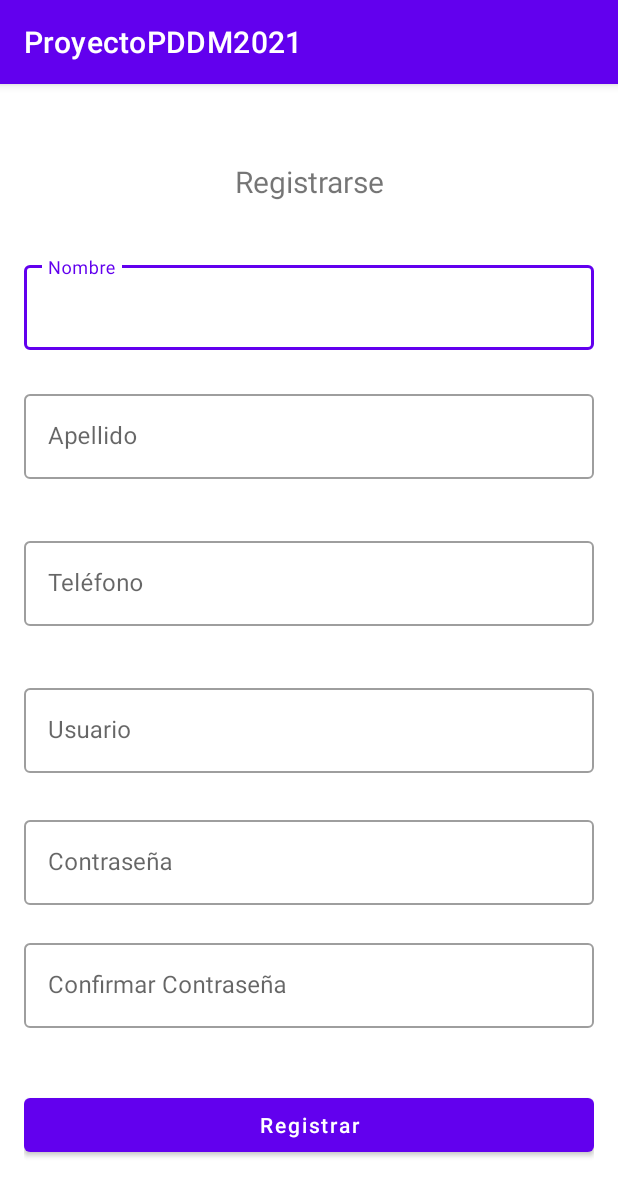
After one commit to EdeGarcia/Aplicacion_Turismo_2021, an Android app: the RegistrarTuristaActivity screen opened directly, with no data from a screen before it, on a phone screen of 412 x 824 dp. The commit adds this screen. Shown: the top 1196 px of the screen. Run offline under Robolectric (Android 15) with nearby library versions, the phone set to English and light mode, and no system bars.

Commit message:
Pantalla 5 y Pantalla 2

```diff
--- a/app/src/main/AndroidManifest.xml
+++ b/app/src/main/AndroidManifest.xml
@@ -9,6 +9,8 @@
         android:roundIcon="@mipmap/ic_launcher_round"
         android:supportsRtl="true"
         android:theme="@style/Theme.ProyectoPDDM2021">
+        <activity android:name=".RegistrarTuristaActivity"></activity>
+        <activity android:name=".LoginTuristaActivity" />
         <activity android:name=".MainActivity">
             <intent-filter>
                 <action android:name="android.intent.action.MAIN" />
--- /dev/null
+++ b/app/src/main/java/com/example/proyectopddm2021/RegistrarTuristaActivity.java
@@ -0,0 +1,14 @@
+package com.example.proyectopddm2021;
+
+import androidx.appcompat.app.AppCompatActivity;
+
+import android.os.Bundle;
+
+public class RegistrarTuristaActivity extends AppCompatActivity {
+
+    @Override
+    protected void onCreate(Bundle savedInstanceState) {
+        super.onCreate(savedInstanceState);
+        setContentView(R.layout.activity_registrar_turista);
+    }
+}
--- /dev/null
+++ b/app/src/main/res/layout/activity_registrar_turista.xml
@@ -0,0 +1,160 @@
+<?xml version="1.0" encoding="utf-8"?>
+<androidx.constraintlayout.widget.ConstraintLayout
+    xmlns:android="http://schemas.android.com/apk/res/android"
+    xmlns:app="http://schemas.android.com/apk/res-auto"
+    xmlns:tools="http://schemas.android.com/tools"
+    android:layout_width="match_parent"
+    android:layout_height="match_parent"
+    tools:context=".RegistrarTuristaActivity"
+    android:layout_margin="16dp"
+    >
+
+    <TextView
+        android:id="@+id/tvTituloRegistrarseTurista"
+        android:layout_width="match_parent"
+        android:layout_height="wrap_content"
+        app:layout_constraintBottom_toBottomOf="parent"
+        app:layout_constraintTop_toTopOf="parent"
+        app:layout_constraintRight_toRightOf="parent"
+        app:layout_constraintVertical_bias="0.05"
+        android:text="@string/texto_registro_turista"
+        android:textAlignment="center"
+        android:textSize="20sp"
+        />
+
+    <com.google.android.material.textfield.TextInputLayout
+        android:id="@+id/layoutNombreTurista"
+        android:layout_width="match_parent"
+        android:layout_height="wrap_content"
+        android:hint="@string/texto_registro_turista_1"
+        app:layout_constraintBottom_toBottomOf="parent"
+        app:layout_constraintLeft_toLeftOf="parent"
+        app:layout_constraintTop_toTopOf="@id/tvTituloRegistrarseTurista"
+        app:layout_constraintVertical_bias="0.1"
+        style="@style/Widget.MaterialComponents.TextInputLayout.OutlinedBox"
+        >
+
+        <com.google.android.material.textfield.TextInputEditText
+            android:id="@+id/edtNombreTurista"
+            android:layout_width="match_parent"
+            android:layout_height="wrap_content"
+            />
+
+    </com.google.android.material.textfield.TextInputLayout>
+
+    <com.google.android.material.textfield.TextInputLayout
+        android:id="@+id/layoutApellidoTurista"
+        android:layout_width="match_parent"
+        android:layout_height="wrap_content"
+        android:hint="@string/texto_registro_turista_2"
+        app:layout_constraintBottom_toBottomOf="parent"
+        app:layout_constraintLeft_toLeftOf="parent"
+        app:layout_constraintTop_toTopOf="@id/layoutNombreTurista"
+        app:layout_constraintVertical_bias="0.15"
+        style="@style/Widget.MaterialComponents.TextInputLayout.OutlinedBox"
+        >
+
+        <com.google.android.material.textfield.TextInputEditText
+            android:id="@+id/edtApellidoTurista"
+            android:layout_width="match_parent"
+            android:layout_height="wrap_content"
+            />
+
+    </com.google.android.material.textfield.TextInputLayout>
+
+    <com.google.android.material.textfield.TextInputLayout
+        android:id="@+id/layoutTelefonoTurista"
+        android:layout_width="match_parent"
+        android:layout_height="wrap_content"
+        android:hint="@string/texto_registro_turista_3"
+        app:layout_constraintBottom_toBottomOf="parent"
+        app:layout_constraintLeft_toLeftOf="parent"
+        app:layout_constraintTop_toTopOf="@id/layoutApellidoTurista"
+        app:layout_constraintVertical_bias="0.20"
+        style="@style/Widget.MaterialComponents.TextInputLayout.OutlinedBox"
+        >
+
+        <com.google.android.material.textfield.TextInputEditText
+            android:id="@+id/edtTelefonoTurista"
+            android:layout_width="match_parent"
+            android:layout_height="wrap_content"
+            />
+
+    </com.google.android.material.textfield.TextInputLayout>
+
+    <com.google.android.material.textfield.TextInputLayout
+        android:id="@+id/layoutUsuarioTuristaRegistro"
+        android:layout_width="match_parent"
+        android:layout_height="wrap_content"
+        android:hint="@string/texto_registro_turista_4"
+        app:layout_constraintBottom_toBottomOf="parent"
+        app:layout_constraintLeft_toLeftOf="parent"
+        app:layout_constraintTop_toTopOf="@id/layoutTelefonoTurista"
+        app:layout_constraintVertical_bias="0.25"
+        style="@style/Widget.MaterialComponents.TextInputLayout.OutlinedBox"
+        >
+
+        <com.google.android.material.textfield.TextInputEditText
+            android:id="@+id/edtUsuarioTuristaRegistro"
+            android:layout_width="match_parent"
+            android:layout_height="wrap_content"
+            />
+
+    </com.google.android.material.textfield.TextInputLayout>
+
+
+    <com.google.android.material.textfield.TextInputLayout
+        android:id="@+id/layoutContrasenaTuristaRegistro"
+        android:layout_width="match_parent"
+        android:layout_height="wrap_content"
+        android:hint="@string/texto_registro_turista_5"
+        app:layout_constraintBottom_toBottomOf="parent"
+        app:layout_constraintLeft_toLeftOf="parent"
+        app:layout_constraintTop_toTopOf="@id/layoutUsuarioTuristaRegistro"
+        app:layout_constraintVertical_bias="0.3"
+        style="@style/Widget.MaterialComponents.TextInputLayout.OutlinedBox"
+        >
+
+        <com.google.android.material.textfield.TextInputEditText
+            android:id="@+id/edtContrasenaTuristaRegistro"
+            android:layout_width="match_parent"
+            android:layout_height="wrap_content"
+            android:inputType="textPassword"
+            />
+
+    </com.google.android.material.textfield.TextInputLayout>
+
+    <com.google.android.material.textfield.TextInputLayout
+        android:id="@+id/layoutConfirmarContrasenaTuristaRegistro"
+        android:layout_width="match_parent"
+        android:layout_height="wrap_content"
+        android:hint="@string/texto_registro_turista_6"
+        app:layout_constraintBottom_toBottomOf="parent"
+        app:layout_constraintLeft_toLeftOf="parent"
+        app:layout_constraintTop_toTopOf="@id/layoutContrasenaTuristaRegistro"
+        app:layout_constraintVertical_bias="0.4"
+        style="@style/Widget.MaterialComponents.TextInputLayout.OutlinedBox"
+        >
+
+        <com.google.android.material.textfield.TextInputEditText
+            android:id="@+id/edtConfirmarContrasenaTuristaRegistro"
+            android:inputType="textPassword"
+            android:layout_width="match_parent"
+            android:layout_height="wrap_content"
+            />
+
+    </com.google.android.material.textfield.TextInputLayout>
+
+    <Button
+        android:id="@+id/btnRegistrarUsuarioTurista_"
+        android:layout_width="match_parent"
+        android:layout_height="wrap_content"
+        app:layout_constraintBottom_toBottomOf="parent"
+        app:layout_constraintTop_toTopOf="@+id/layoutConfirmarContrasenaTuristaRegistro"
+        app:layout_constraintLeft_toLeftOf="parent"
+        app:layout_constraintVertical_bias="0.75"
+        android:text="@string/texto_registro_turista_7"
+        android:textAllCaps="false"
+        />
+
+</androidx.constraintlayout.widget.ConstraintLayout>
--- a/app/src/main/res/values/strings.xml
+++ b/app/src/main/res/values/strings.xml
@@ -1,3 +1,17 @@
 <resources>
     <string name="app_name">ProyectoPDDM2021</string>
+    <string name="usuario_turista">Usuario:</string>
+    <string name="contrasena_turista">Contraseña:</string>
+    <string name="texto_login_turista_1">Inicio de sesión</string>
+    <string name="texto_login_turista_2">Iniciar sesión</string>
+    <string name="texto_login_turista_3">Ingresar</string>
+    <string name="texto_login_turista_4">Registrar</string>
+    <string name="texto_registro_turista">Registrarse</string>
+    <string name="texto_registro_turista_1">Nombre</string>
+    <string name="texto_registro_turista_2">Apellido</string>
+    <string name="texto_registro_turista_3">Teléfono</string>
+    <string name="texto_registro_turista_4">Usuario</string>
+    <string name="texto_registro_turista_5">Contraseña</string>
+    <string name="texto_registro_turista_6">Confirmar Contraseña</string>
+    <string name="texto_registro_turista_7">Registrar</string>
 </resources>
```
Also changed, not shown: app/src/main/java/com/example/proyectopddm2021/LoginTuristaActivity.java (added, +14 -0 lines), app/src/main/res/layout/activity_login_turista.xml (added, +92 -0 lines).
